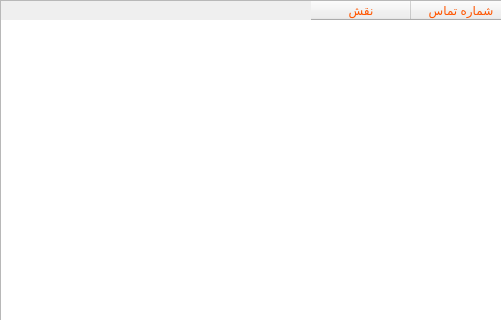
Above: FOOD/userstablewidget.ui from pooratho/FOOD before the change; both pictures show x 0 to 501 and y 0 to 320 of the 612 by 449 pixel window. Below: the same form after it.
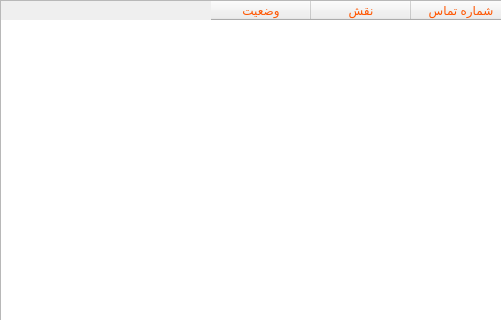
That is the form after the change.

Commit message: add status field to users table widget

Diff of the .ui file:
```diff
--- a/FOOD/userstablewidget.ui
+++ b/FOOD/userstablewidget.ui
@@ -68,6 +68,11 @@
      <string>نقش</string>
     </property>
    </column>
+   <column>
+    <property name="text">
+     <string>وضعیت</string>
+    </property>
+   </column>
   </widget>
  </widget>
  <resources/>
```
The commit also changes 5 other files.
